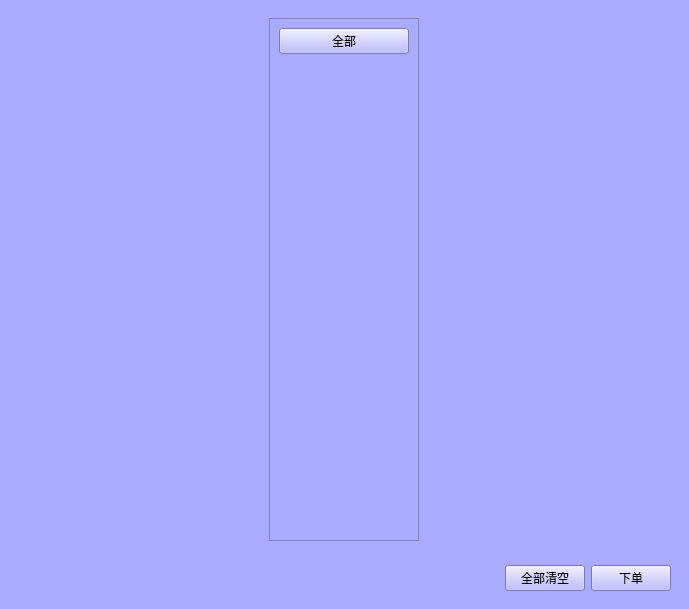
First picture: the form in client/clientinterface.ui, repository Li-Yaosong/BuffetMealsSystem, before the edit.
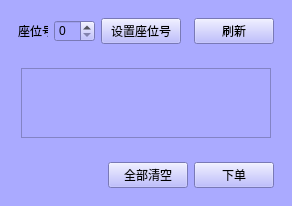
Second picture: the form after the edit. Icons and pictures are not drawn.

```diff
--- a/client/clientinterface.ui
+++ b/client/clientinterface.ui
@@ -6,8 +6,8 @@
    <rect>
     <x>0</x>
     <y>0</y>
-    <width>689</width>
-    <height>609</height>
+    <width>292</width>
+    <height>201</height>
    </rect>
   </property>
   <property name="minimumSize">
@@ -38,14 +38,69 @@
       <string notr="true">background-color: rgb(170, 170, 255);</string>
      </property>
      <layout class="QVBoxLayout" name="verticalLayout_3">
+      <item>
+       <widget class="QWidget" name="widget_4" native="true">
+        <layout class="QHBoxLayout" name="horizontalLayout_2">
+         <item>
+          <widget class="QLabel" name="label">
+           <property name="minimumSize">
+            <size>
+             <width>30</width>
+             <height>0</height>
+            </size>
+           </property>
+           <property name="text">
+            <string>座位号：</string>
+           </property>
+          </widget>
+         </item>
+         <item>
+          <widget class="QSpinBox" name="spinBox"/>
+         </item>
+         <item>
+          <widget class="QPushButton" name="pushButton_setSeatNum">
+           <property name="text">
+            <string>设置座位号</string>
+           </property>
+          </widget>
+         </item>
+         <item>
+          <spacer name="horizontalSpacer_2">
+           <property name="orientation">
+            <enum>Qt::Horizontal</enum>
+           </property>
+           <property name="sizeHint" stdset="0">
+            <size>
+             <width>40</width>
+             <height>20</height>
+            </size>
+           </property>
+          </spacer>
+         </item>
+         <item>
+          <widget class="QPushButton" name="pushButton_refresh">
+           <property name="text">
+            <string>刷新</string>
+           </property>
+          </widget>
+         </item>
+        </layout>
+       </widget>
+      </item>
       <item>
        <widget class="QWidget" name="widget_2" native="true">
         <layout class="QHBoxLayout" name="horizontalLayout">
          <item>
           <widget class="QScrollArea" name="scrollArea">
+           <property name="minimumSize">
+            <size>
+             <width>250</width>
+             <height>0</height>
+            </size>
+           </property>
            <property name="maximumSize">
             <size>
-             <width>150</width>
+             <width>250</width>
              <height>16777215</height>
             </size>
            </property>
@@ -57,18 +112,11 @@
              <rect>
               <x>0</x>
               <y>0</y>
-              <width>148</width>
-              <height>486</height>
+              <width>248</width>
+              <height>68</height>
              </rect>
             </property>
             <layout class="QVBoxLayout" name="verticalLayout_2">
-             <item>
-              <widget class="QPushButton" name="pushButton_allDish">
-               <property name="text">
-                <string>全部</string>
-               </property>
-              </widget>
-             </item>
              <item>
               <spacer name="verticalSpacer">
                <property name="orientation">
@@ -107,6 +155,26 @@
          </item>
          <item>
           <widget class="QPushButton" name="pushButton_allClean">
+           <property name="styleSheet">
+            <string notr="true">QPushButton{
+    font: 10 14pt '微软雅黑 Light';
+    color: rgb(255,255,255);
+	
+	background-color: rgb(255, 170, 127);
+    border: none;border-radius:8px;
+    }
+QPushButton:disabled {
+  background-color: rgb(170,170,170);
+
+}
+QPushButton:hover{
+	background-color: rgb(255, 222, 165);
+    }//hover
+
+QPushButton:pressed{
+    background-color: rgb(255, 170, 127);
+    }//pressedb</string>
+           </property>
            <property name="text">
             <string>全部清空</string>
            </property>
@@ -114,6 +182,32 @@
          </item>
          <item>
           <widget class="QPushButton" name="pushButton_placeOrder">
+           <property name="minimumSize">
+            <size>
+             <width>70</width>
+             <height>0</height>
+            </size>
+           </property>
+           <property name="styleSheet">
+            <string notr="true">QPushButton{
+    font: 10 14pt '微软雅黑 Light';
+    color: rgb(255,255,255);
+	
+	background-color: rgb(53, 255, 87);
+    border: none;border-radius:8px;
+    }
+QPushButton:disabled {
+  background-color: rgb(170,170,170);
+
+}
+QPushButton:hover{	
+	background-color: rgb(139, 255, 156);
+    }//hover
+
+QPushButton:pressed{
+    background-color: rgb(53, 255, 87);
+    }//pressedb</string>
+           </property>
            <property name="text">
             <string>下单</string>
            </property>
```
Left out of the diff: 15 changed lines with no effect on the pictures.
